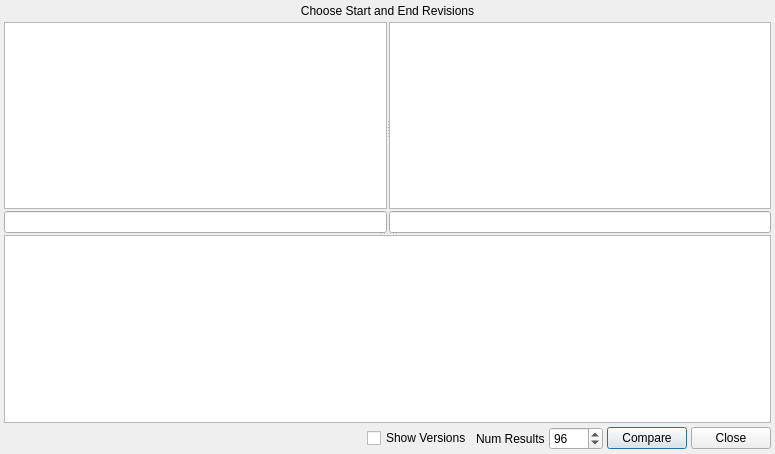
First picture: the form in ui/compare.ui, repository git-cola/git-cola, before the edit.
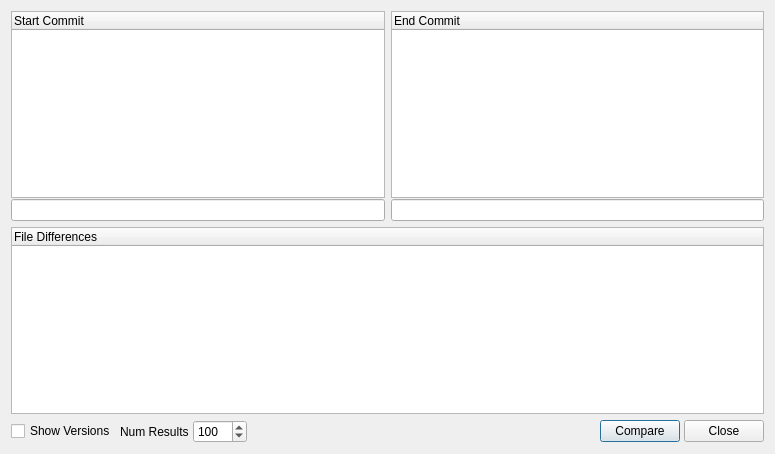
Second picture: the form after the edit.

Commit message:
compare: streamline and improve the compare commits GUI
The compare commits GUI is now simpler and gives users a more
streamlined workflow.  The GUI now shows the file differences
up front and does away with the intermediate file selection dialog.

```diff
--- a/ui/compare.ui
+++ b/ui/compare.ui
@@ -13,65 +13,87 @@
    <string>Compare Revisions</string>
   </property>
   <layout class="QVBoxLayout" name="verticalLayout_3" >
-   <property name="spacing" >
-    <number>4</number>
-   </property>
-   <property name="margin" >
-    <number>4</number>
-   </property>
    <item>
-    <widget class="QLabel" name="label_2" >
-     <property name="text" >
-      <string>Choose Start and End Revisions</string>
-     </property>
-     <property name="alignment" >
-      <set>Qt::AlignCenter</set>
-     </property>
-    </widget>
+    <layout class="QHBoxLayout" name="horizontalLayout_2" >
+     <item>
+      <layout class="QVBoxLayout" name="verticalLayout" >
+       <property name="spacing" >
+        <number>1</number>
+       </property>
+       <item>
+        <widget class="QTreeWidget" name="descriptions_start" >
+         <property name="rootIsDecorated" >
+          <bool>false</bool>
+         </property>
+         <property name="sortingEnabled" >
+          <bool>false</bool>
+         </property>
+         <property name="allColumnsShowFocus" >
+          <bool>true</bool>
+         </property>
+         <column>
+          <property name="text" >
+           <string>Start Commit</string>
+          </property>
+         </column>
+        </widget>
+       </item>
+       <item>
+        <widget class="QLineEdit" name="revision_start" >
+         <property name="readOnly" >
+          <bool>true</bool>
+         </property>
+        </widget>
+       </item>
+      </layout>
+     </item>
+     <item>
+      <layout class="QVBoxLayout" name="verticalLayout_2" >
+       <property name="spacing" >
+        <number>1</number>
+       </property>
+       <item>
+        <widget class="QTreeWidget" name="descriptions_end" >
+         <property name="rootIsDecorated" >
+          <bool>false</bool>
+         </property>
+         <property name="allColumnsShowFocus" >
+          <bool>true</bool>
+         </property>
+         <column>
+          <property name="text" >
+           <string>End Commit</string>
+          </property>
+         </column>
+        </widget>
+       </item>
+       <item>
+        <widget class="QLineEdit" name="revision_end" >
+         <property name="readOnly" >
+          <bool>true</bool>
+         </property>
+        </widget>
+       </item>
+      </layout>
+     </item>
+    </layout>
    </item>
    <item>
-    <widget class="QSplitter" name="splitter_2" >
-     <property name="orientation" >
-      <enum>Qt::Vertical</enum>
+    <widget class="QTreeWidget" name="compare_files" >
+     <property name="alternatingRowColors" >
+      <bool>true</bool>
      </property>
-     <property name="handleWidth" >
-      <number>2</number>
+     <property name="rootIsDecorated" >
+      <bool>false</bool>
      </property>
-     <widget class="QSplitter" name="splitter" >
-      <property name="orientation" >
-       <enum>Qt::Horizontal</enum>
+     <property name="allColumnsShowFocus" >
+      <bool>true</bool>
+     </property>
+     <column>
+      <property name="text" >
+       <string>File Differences</string>
       </property>
-      <property name="handleWidth" >
-       <number>2</number>
-      </property>
-      <widget class="QWidget" name="layoutWidget" >
-       <layout class="QVBoxLayout" name="verticalLayout" >
-        <property name="spacing" >
-         <number>2</number>
-        </property>
-        <item>
-         <widget class="QListWidget" name="descriptions_start" />
-        </item>
-        <item>
-         <widget class="QLineEdit" name="revision_start" />
-        </item>
-       </layout>
-      </widget>
-      <widget class="QWidget" name="layoutWidget" >
-       <layout class="QVBoxLayout" name="verticalLayout_2" >
-        <property name="spacing" >
-         <number>2</number>
-        </property>
-        <item>
-         <widget class="QListWidget" name="descriptions_end" />
-        </item>
-        <item>
-         <widget class="QLineEdit" name="revision_end" />
-        </item>
-       </layout>
-      </widget>
-     </widget>
-     <widget class="QTextEdit" name="display_text" />
+     </column>
     </widget>
    </item>
    <item>
@@ -79,19 +101,6 @@
      <property name="spacing" >
       <number>4</number>
      </property>
-     <item>
-      <spacer name="horizontalSpacer" >
-       <property name="orientation" >
-        <enum>Qt::Horizontal</enum>
-       </property>
-       <property name="sizeHint" stdset="0" >
-        <size>
-         <width>128</width>
-         <height>14</height>
-        </size>
-       </property>
-      </spacer>
-     </item>
      <item>
       <widget class="QCheckBox" name="show_versions" >
        <property name="text" >
@@ -115,10 +124,23 @@
         <number>9999</number>
        </property>
        <property name="value" >
-        <number>96</number>
+        <number>100</number>
        </property>
       </widget>
      </item>
+     <item>
+      <spacer name="horizontalSpacer" >
+       <property name="orientation" >
+        <enum>Qt::Horizontal</enum>
+       </property>
+       <property name="sizeHint" stdset="0" >
+        <size>
+         <width>128</width>
+         <height>14</height>
+        </size>
+       </property>
+      </spacer>
+     </item>
      <item>
       <widget class="QPushButton" name="button_compare" >
        <property name="text" >
```
Left out of the diff: 2 changed lines with no effect on the pictures. The commit also changes 6 other files.
